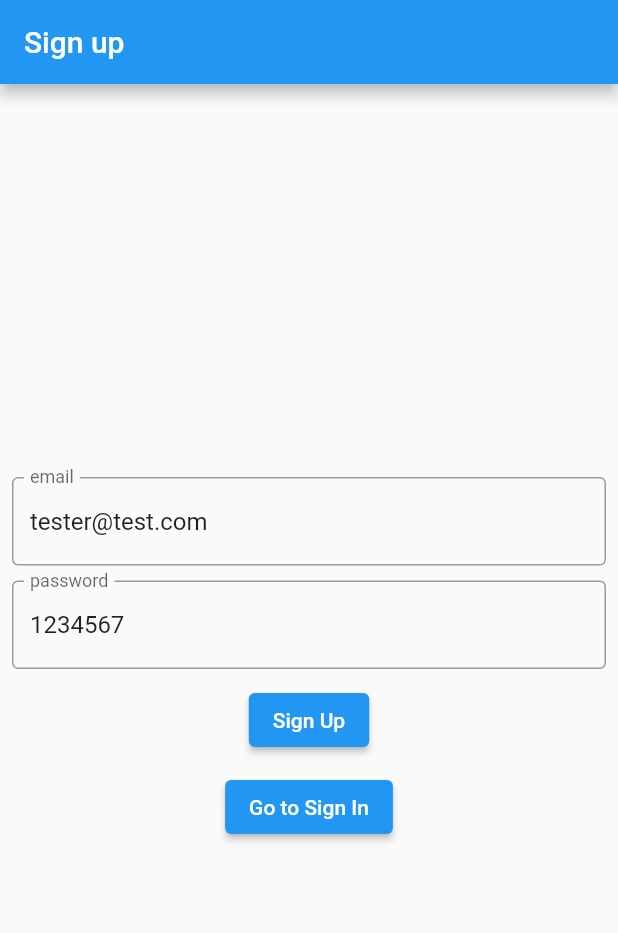
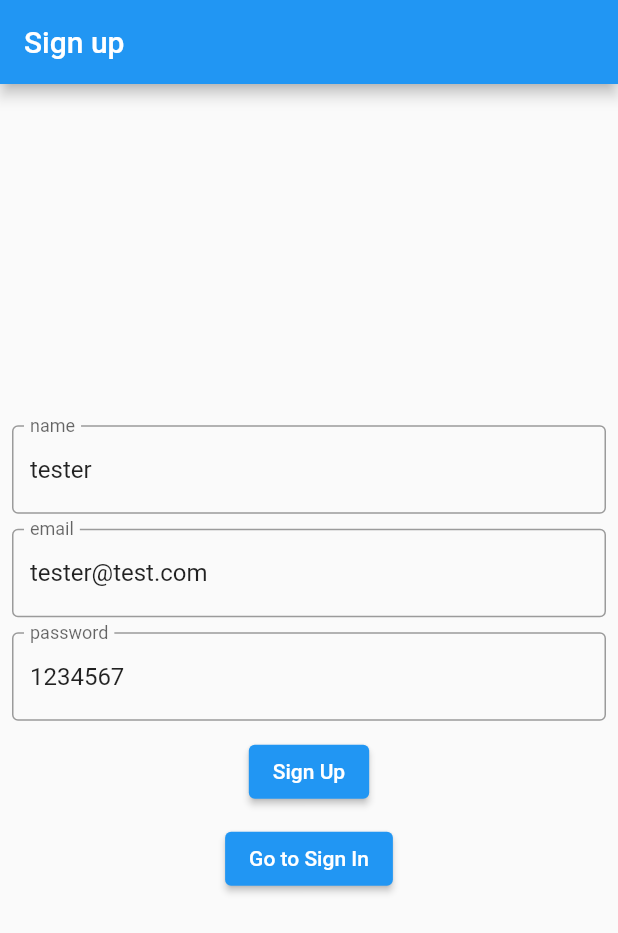
Before and after one commit to chapeI/architected, a Flutter app: the screen it shows after launch, on a phone screen of 412 x 824 dp. Shown: the top 933 px of the screen. Run offline on Flutter 3.47's test engine with Material 2 defaults, Android fonts, the phone set to English and light mode, and no system bars; our stand-ins replace cloud_firestore, firebase_auth, firebase_core, firebase_storage, get_it; accounts and stored records are empty; statements that could not run were skipped.

Commit message:
1. adding name to signup page 2. adding validators to signup

```diff
--- a/lib/models/user_model.dart
+++ b/lib/models/user_model.dart
@@ -4,5 +4,5 @@ class UserModel {
   String? displayName;
   String? avatarUrl;
 
-  UserModel({required this.uid, required this.email});
+  UserModel({required this.uid, required this.email, this.displayName});
 }
--- a/lib/services/auth_service.dart
+++ b/lib/services/auth_service.dart
@@ -19,11 +19,12 @@ class AuthService {
     return UserModel(uid: user!.uid, email: user.email);
   }
 
-  Future<UserModel> register(email, password) async {
+  Future<UserModel> register(email, password, name) async {
     UserCredential authResult = await _auth.createUserWithEmailAndPassword(
         email: email, password: password);
     User? user = authResult.user;
-    UserModel userModel = UserModel(uid: user!.uid, email: email);
+    UserModel userModel =
+        UserModel(uid: user!.uid, email: email, displayName: name);
     _databaseService.addToUsersCollection(userModel);
     return userModel;
   }
--- a/lib/services/database_service.dart
+++ b/lib/services/database_service.dart
@@ -8,6 +8,7 @@ class DatabaseService {
     _database.collection('users').doc(user.uid).set({
       'uid': user.uid,
       'email': user.email,
+      'displayName': user.displayName
     });
   }
 }
--- a/lib/services/user_controller.dart
+++ b/lib/services/user_controller.dart
@@ -23,8 +23,8 @@ class UserController {
     _currentUser = await _authService.signIn(email, password);
   }
 
-  Future<void> register(email, password) async {
-    _currentUser = await _authService.register(email, password);
+  Future<void> register(email, password, name) async {
+    _currentUser = await _authService.register(email, password, name);
   }
 
   Future<void> signOut() async {
--- a/lib/views/auth_views/signup_view.dart
+++ b/lib/views/auth_views/signup_view.dart
@@ -13,11 +13,14 @@ class SignUpView extends StatefulWidget {
 }
 
 class _SignUpViewState extends State<SignUpView> {
+  TextEditingController nameController = TextEditingController();
   TextEditingController emailController = TextEditingController();
   TextEditingController passwordController = TextEditingController();
+  final _formKey = GlobalKey<FormState>();
 
   @override
   Widget build(BuildContext context) {
+    nameController.text = 'tester';
     emailController.text = 'tester@test.com';
     passwordController.text = '1234567';
 
@@ -25,17 +28,45 @@ class _SignUpViewState extends State<SignUpView> {
       appBar: AppBar(title: Text('Sign up')),
       body: Padding(
         padding: const EdgeInsets.all(8.0),
+        child: Form(
+          key: _formKey,
           child: Column(mainAxisAlignment: MainAxisAlignment.center, children: [
-          TextField(
+            TextFormField(
+              controller: nameController,
+              validator: (value) {
+                if (value == null || value.isEmpty) {
+                  return 'name is required';
+                }
+                return null;
+              },
+              decoration: InputDecoration(
+                  border: OutlineInputBorder(), labelText: 'name'),
+            ),
+            SizedBox(
+              height: 10,
+            ),
+            TextFormField(
               controller: emailController,
+              validator: (value) {
+                if (value == null || value.isEmpty) {
+                  return 'email is required';
+                }
+                return null;
+              },
               decoration: InputDecoration(
                   border: OutlineInputBorder(), labelText: 'email'),
             ),
             SizedBox(
               height: 10,
             ),
-          TextField(
+            TextFormField(
               controller: passwordController,
+              validator: (value) {
+                if (value == null || value.isEmpty) {
+                  return 'password is required';
+                }
+                return null;
+              },
               decoration: InputDecoration(
                   border: OutlineInputBorder(), labelText: 'password'),
             ),
@@ -44,13 +75,18 @@ class _SignUpViewState extends State<SignUpView> {
             ),
             ElevatedButton(
                 onPressed: () async {
+                  if (_formKey.currentState!.validate()) {
                     try {
-                  await getIt
-                      .get<UserController>()
-                      .register(emailController.text, passwordController.text);
+                      await getIt.get<UserController>().register(
+                          emailController.text,
+                          passwordController.text,
+                          nameController.text);
                       Navigator.pushNamed(context, '/home');
                     } catch (e) {
+                      ScaffoldMessenger.of(context)
+                          .showSnackBar(SnackBar(content: Text('error: $e')));
                       print('error: $e');
+                    }
                   }
                 },
                 child: Text('Sign Up')),
@@ -64,6 +100,7 @@ class _SignUpViewState extends State<SignUpView> {
                 child: Text('Go to Sign In'))
           ]),
         ),
+      ),
     );
   }
 }
```
Lines whose indentation alone changed are shown as unchanged.
